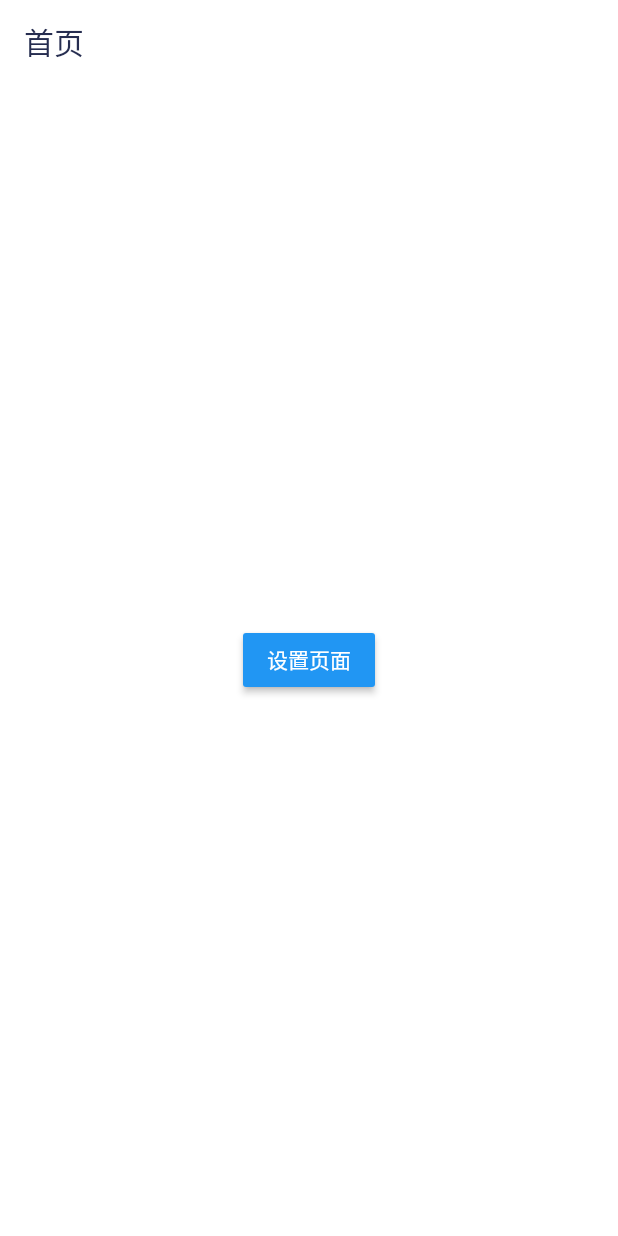
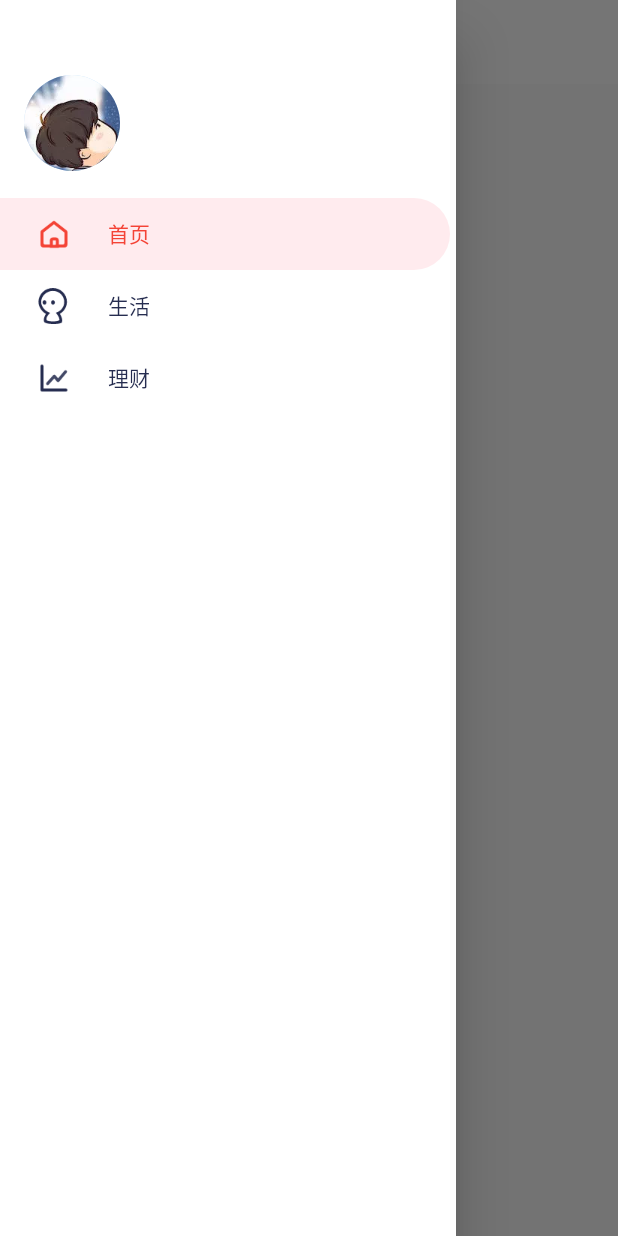
Before and after one commit to taoszu/flutter_demo, a Flutter app: the screen it shows after launch, with the side drawer open (before the commit the screen has no drawer), on a phone screen of 412 x 824 dp. Run offline on Flutter 3.47's test engine with Material 2 defaults, Android fonts, the phone set to English and light mode, and no system bars; our stand-ins replace flutter_mobx, mobx, shared_preferences; generated files the repository leaves out were written again.

Commit message:
:sparkles: 增加drawer和水纹按压效果

```diff
--- a/lib/common_widget.dart
+++ b/lib/common_widget.dart
@@ -13,16 +13,16 @@ class Common {
     );
   }
 
-  static iconImage({path: String}) {
+  static iconImage({path: String, color = const Color(0xFF262d50)}) {
     return Image.asset(
       "images/$path",
       width: 24,
       height: 24,
-      color: Colors.blue,
+      color: color,
     );
   }
 
-  static circleAvatar({size = 64.0,  path: String}) {
+  static circleAvatar({size = 64.0, path: String}) {
     return CircleAvatar(
       radius: size / 2,
       backgroundImage: Image.asset(
@@ -33,32 +33,38 @@ class Common {
     );
   }
 
-  static primaryContent({content: String}) {
+  static primaryContent({content: String, color = const Color(0xFF6b7399)}) {
     return Text(
       content,
-      style: TextStyle(color: Color(0xFF6b7399), fontSize: 16),
+      style: TextStyle(color: color, fontSize: 16),
     );
   }
 
-  static primaryTitle({content: String}) {
+  static primarySmallTitle({content: String, color = const Color(0xFF262d50)}) {
     return Text(
       content,
-      style: TextStyle(color: Color(0xFF262d50), fontSize: 16),
+      style: TextStyle(color: color, fontSize: 14),
     );
   }
 
-  static primaryBigTitle({content: String}) {
+  static primaryTitle({content: String, color = const Color(0xFF262d50)}) {
     return Text(
       content,
-      style: TextStyle(color: Color(0xFF262d50), fontSize: 18),
+      style: TextStyle(color: color, fontSize: 16),
     );
   }
 
-  static primarySubTitle({content: String}) {
+  static primaryBigTitle({content: String, color = const Color(0xFF262d50)}) {
     return Text(
       content,
-      style: TextStyle(color: Color(0xFF8F95B3), fontSize: 14),
+      style: TextStyle(color: color, fontSize: 18),
     );
   }
 
+  static primarySubTitle({content: String, color = const Color(0xFF8F95B3)}) {
+    return Text(
+      content,
+      style: TextStyle(color: color, fontSize: 14),
+    );
+  }
 }
--- /dev/null
+++ b/lib/home/home_page.dart
@@ -0,0 +1,13 @@
+import 'package:flutter/material.dart';
+
+import '../title_base_page.dart';
+
+class HomePage extends TitleBasePage {
+  HomePage({Key key, title: String}) : super(title:title);
+
+  @override
+  Widget build(BuildContext context) {
+    return Container(
+    );
+  }
+}
--- /dev/null
+++ b/lib/life/life_page.dart
@@ -0,0 +1,14 @@
+
+import 'package:flutter/material.dart';
+
+import '../title_base_page.dart';
+
+class LifePage extends TitleBasePage {
+  LifePage({Key key, title:String}): super(title:title);
+
+  @override
+  Widget build(BuildContext context) {
+    return Scaffold(
+    );
+  }
+}
--- a/lib/main.dart
+++ b/lib/main.dart
@@ -2,7 +2,7 @@ import 'package:flutter/material.dart';
 import 'package:flutter/services.dart';
 import 'package:flutter_demo/settings/settings_page.dart';
 
-import 'common_widget.dart';
+import 'main_page.dart';
 
 void main() => runApp(MyApp());
 
@@ -19,35 +19,8 @@ class MyApp extends StatelessWidget {
         primaryColor: Colors.white,
         backgroundColor: Colors.white,
       ),
-      home: MyHomePage(title: '首页'),
+      home: MainPage(),
       routes: <String, WidgetBuilder>{"设置": (context) => SettingsPage()},
     );
   }
 }
-
-class MyHomePage extends StatelessWidget {
-  MyHomePage({Key key, this.title}) : super(key: key);
-
-  final String title;
-
-  @override
-  Widget build(BuildContext context) {
-    return Scaffold(
-        appBar: Common.appBar(title: title),
-        body: Container(
-          color: Colors.white,
-          child: Center(
-            child: MaterialButton(
-              onPressed: () {
-                Navigator.of(context).pushNamed("设置");
-              },
-              child: Text(
-                "设置页面",
-                style: TextStyle(color: Colors.white),
-              ),
-              color: Colors.blue,
-            ),
-          ),
-        ));
-  }
-}
--- /dev/null
+++ b/lib/main_page.dart
@@ -0,0 +1,105 @@
+import 'package:flutter/material.dart';
+import 'package:flutter_demo/title_base_page.dart';
+import 'package:flutter_demo/widget/drawer_ripple_item.dart';
+
+import 'common_widget.dart';
+import 'home/home_page.dart';
+import 'life/life_page.dart';
+
+
+class DrawerItem {
+  String title;
+  String iconPath;
+  Color highlightColor;
+  Color contentHighlightColor;
+  DrawerItem(this.title, this.iconPath, this.highlightColor, this.contentHighlightColor);
+}
+
+class MainPage extends StatefulWidget {
+
+  MainPage({Key key, this.pageKey = "home"}):super(key:key);
+
+  final String pageKey;
+
+  final drawerItems = {
+    "home": DrawerItem("首页", "ic_menu_home.png", Colors.red[50], Colors.red),
+    "life": DrawerItem("生活", "ic_menu_life.webp", Colors.lightBlue[50], Colors.lightBlue),
+    "invest": DrawerItem("理财", "ic_menu_invest.png", Colors.lightGreen[50], Colors.lightGreen),
+  };
+
+  @override
+  _MainState createState() => _MainState();
+}
+
+class _MainState extends State<MainPage> {
+  String _selectedPageKey = "";
+
+  @override
+  void initState() {
+    super.initState();
+    _selectedPageKey = widget.pageKey;
+  }
+
+  TitleBasePage _getDrawerItemWidget(String key) {
+    switch (key) {
+      case "home":
+        return new HomePage(title: "首页");
+      case "life":
+        return new LifePage(title: "生活");
+      case "invest":
+        return new LifePage(title: "理财");
+      default:
+        return new HomePage(title: "首页");
+    }
+  }
+
+  @override
+  Widget build(BuildContext context) {
+    final currentPage = _getDrawerItemWidget(_selectedPageKey);
+
+    return Scaffold(
+      appBar: Common.appBar(title: currentPage.title),
+      extendBody: true,
+      drawer: _buildDrawer(),
+      body: currentPage,
+    );
+  }
+
+  _onSelectItem(String key) {
+    setState(() => _selectedPageKey = key);
+    Navigator.of(context).pop();
+  }
+
+  _buildDrawer() {
+    List<Widget> drawerOptions = [];
+    widget.drawerItems.forEach((String key, DrawerItem item) => drawerOptions.add(
+      DrawerRippleItem(
+        iconPath: item.iconPath,
+        title: item.title,
+        highlightColor: item.highlightColor,
+        contentHighlightColor: item.contentHighlightColor,
+        isSelect: key == _selectedPageKey,
+        tapCallback: () => _onSelectItem(key),
+      )
+    ));
+
+    return Drawer(
+        child: Container(
+            color: Colors.white,
+            child: Column(
+              children: <Widget>[
+                Container(
+                  height: 100,
+                  margin: EdgeInsets.fromLTRB(16, 32, 0, 0),
+                  child: Center(
+                    child: Row(
+                      crossAxisAlignment: CrossAxisAlignment.center,
+                      children: <Widget>[Common.circleAvatar(size: 64.0, path: "ic_default_avatar.webp")],
+                    ),
+                  ),
+                ),
+                Column(children: drawerOptions)
+              ],
+            )));
+  }
+}
--- /dev/null
+++ b/lib/title_base_page.dart
@@ -0,0 +1,10 @@
+
+
+import 'package:flutter/material.dart';
+
+abstract class TitleBasePage extends StatelessWidget {
+  TitleBasePage({Key key, this.title}) : super(key: key);
+
+  final String title;
+
+}
--- /dev/null
+++ b/lib/widget/drawer_ripple_item.dart
@@ -0,0 +1,53 @@
+import 'package:flutter/material.dart';
+import 'package:flutter_demo/widget/ripple_item.dart';
+
+import '../common_widget.dart';
+
+class DrawerRippleItem extends StatelessWidget {
+  DrawerRippleItem({
+    Key key,
+    this.isSelect = false,
+    this.iconPath,
+    @required this.title,
+    this.highlightColor,
+    this.contentHighlightColor,
+    this.tapCallback,
+  }) : super(key: key);
+
+  final String iconPath;
+  final String title;
+  final Color highlightColor;
+  final Color contentHighlightColor;
+  final bool isSelect;
+  final GestureTapCallback tapCallback;
+
+  final Color normalColor = Color(0xFF262d50);
+
+  @override
+  Widget build(BuildContext context) {
+    return Container(
+      margin: EdgeInsets.only(right: 4.0),
+      child: RippleItem(
+        isSelect: isSelect,
+        tapCallback: tapCallback,
+        highlightColor: highlightColor,
+        borderRadius: BorderRadius.only(
+          topRight: Radius.circular(24.0),
+          bottomRight: Radius.circular(24.0),
+        ),
+        content: Container(
+            padding: EdgeInsets.only(left: 24.0),
+            child: Row(
+              crossAxisAlignment: CrossAxisAlignment.center,
+              children: <Widget>[
+                Container(
+                  child: Common.iconImage(path: iconPath,color: isSelect ? contentHighlightColor: normalColor),
+                  margin: EdgeInsets.only(right: 24.0),
+                ),
+                Common.primarySmallTitle(content: title, color: isSelect ? contentHighlightColor: normalColor)
+              ],
+            )),
+      ),
+    );
+  }
+}
--- /dev/null
+++ b/lib/widget/ripple_item.dart
@@ -0,0 +1,44 @@
+import 'package:flutter/material.dart';
+
+class RippleItem extends StatelessWidget {
+
+  RippleItem({Key key,
+    this.isSelect = false,
+    this.itemHeight = 48.0,
+    this.highlightColor = const Color(0xFFE1F5FE),
+    this.normalColor = Colors.white,
+    this.rippleColor,
+    this.tapCallback,
+    this.borderRadius = const BorderRadius.all(Radius.zero),
+    this.content,
+  }) : super(key: key);
+
+  final bool isSelect;
+  final double itemHeight;
+  final Color normalColor;
+  final Color highlightColor;
+  final Color rippleColor;
+  final GestureTapCallback tapCallback;
+  final BorderRadius borderRadius;
+  final Widget content;
+
+  @override
+  Widget build(BuildContext context) {
+    return Material(
+        color: normalColor,
+        child: Ink(
+            decoration: BoxDecoration(
+                color: isSelect ? highlightColor : normalColor,
+                borderRadius: borderRadius
+            ),
+            child: InkWell(
+                splashColor: rippleColor != null ? rippleColor : Theme.of(context).splashColor,
+                borderRadius: borderRadius,
+                onTap: tapCallback,
+                child: Container(
+                  height: itemHeight,
+                  child: content,
+                ))));
+  }
+
+}
```
Also changed, not shown: pubspec.yaml (+9 -0 lines), images/ic_default_avatar.webp (added), images/ic_menu_home.png (added), images/ic_menu_invest.png (added), images/ic_menu_life.webp (added), images/ic_menu_safe.png (added), images/ic_menu_spend.png (added), images/ic_splash_robot.webp (added).
